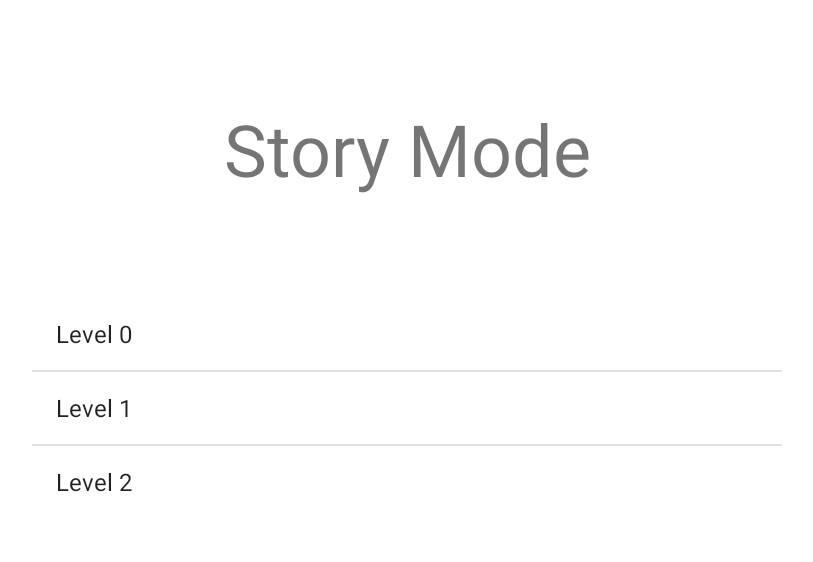
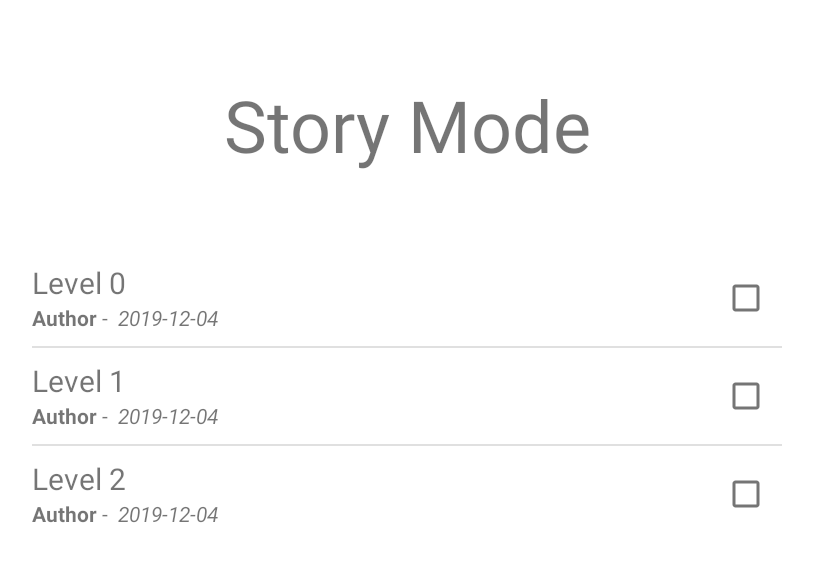
Before and after one commit to nassimerrahoui/MyRPG, an Android app: the LevelsActivity screen opened directly, with no data from a screen before it, on a phone screen of 824 x 412 dp (held sideways). Shown: the top 562 px of the screen, without its empty margins (211-1024 px from the left). Run offline under Robolectric (Android 15) with nearby library versions, the phone set to English and light mode, and no system bars.

Commit message:
ennemi action + level done

```diff
--- a/app/src/main/java/com/example/myrpg/Cell.java
+++ b/app/src/main/java/com/example/myrpg/Cell.java
@@ -61,17 +61,17 @@ public class Cell extends View {
                 myPaint.setStrokeWidth(10);
                 myPaint.setColor(Color.RED);
                 canvas.drawRect(x+10,y+10,x+cell_width-10,y+cell_height-10, myPaint);
-                canvas.drawBitmap(personnage.getBmp(), x + cell_width/4, y + cell_height/4, null);
+                canvas.drawBitmap(personnage.getBmp1(), x + cell_width/4, y + cell_height/4, null);
             } else if(personnage.hp < personnage.previousHp){
                 personnage.previousHp = personnage.hp;
                 if(personnage.hp == 0) {
                     //Log.i("PERSO NULL", "OK");
-                    personnage.getBmp().eraseColor(Color.TRANSPARENT);
+                    personnage.getBmp1().eraseColor(Color.TRANSPARENT);
                     personnage = null;
                 }
             } else {
                 //Log.i("PERSO HERE", "OK");
-                canvas.drawBitmap(personnage.getBmp(), x + cell_width/4, y + cell_height/4, null);
+                canvas.drawBitmap(personnage.getBmp1(), x + cell_width/4, y + cell_height/4, null);
             }
         } else {
             //Log.i("EMPTY CELL", "OK");
--- a/app/src/main/java/com/example/myrpg/LevelsActivity.java
+++ b/app/src/main/java/com/example/myrpg/LevelsActivity.java
@@ -2,12 +2,15 @@ package com.example.myrpg;
 
 import android.content.Intent;
 import android.os.Bundle;
+import android.util.Log;
 import android.view.View;
 import android.widget.AdapterView;
-import android.widget.ArrayAdapter;
 import android.widget.ListView;
 
 import androidx.appcompat.app.AppCompatActivity;
+
+import java.util.ArrayList;
+import java.util.List;
 
 public class LevelsActivity extends AppCompatActivity {
 
@@ -18,20 +21,23 @@ public class LevelsActivity extends AppCompatActivity {
         super.onCreate(savedInstanceState);
         setContentView(R.layout.level_screen);
 
-        levels = (ListView) findViewById(R.id.levels);
+        levels = findViewById(R.id.levels);
 
-        String items [] = new String[3];
+        int levelDone = getIntent().getIntExtra("level", -1);
+
+        List<LevelsItem> items = new ArrayList<>(3);
         for(int i=0; i < 3; i++) {
-            items[i] = "Level " + i;
+            items.add(new LevelsItem("Level " + i,levelDone == i));
         }
 
-        ArrayAdapter<String> levelsAdapater =
-                new ArrayAdapter<String>(this, android.R.layout.simple_list_item_1, items);
+        LevelsAdapter levelsAdapater = new LevelsAdapter(this, R.layout.level_item, items);
         levels.setAdapter(levelsAdapater);
+        levels.setItemsCanFocus(true);
 
         levels.setOnItemClickListener(new AdapterView.OnItemClickListener() {
             @Override
             public void onItemClick(AdapterView<?> parent, View view, int position, long id) {
+                Log.i("LISENER ITEM", "OK");
                 goLevel(position);
             }
         });
--- /dev/null
+++ b/app/src/main/java/com/example/myrpg/LevelsAdapter.java
@@ -0,0 +1,66 @@
+package com.example.myrpg;
+
+import android.content.Context;
+import android.view.LayoutInflater;
+import android.view.View;
+import android.view.ViewGroup;
+import android.widget.ArrayAdapter;
+import android.widget.CheckBox;
+import android.widget.TextView;
+
+import androidx.annotation.NonNull;
+import androidx.annotation.Nullable;
+
+import java.util.List;
+
+public class LevelsAdapter extends ArrayAdapter<LevelsItem> {
+
+    private final List<LevelsItem> objects;
+    private final int layoutResource;
+
+    class ViewHolder {
+        int position;
+        public TextView title;
+        public CheckBox checkbox;
+    }
+
+    public LevelsAdapter(@NonNull Context context, int resource, @NonNull List<LevelsItem> objects) {
+        super(context, resource, objects);
+        this.layoutResource = resource;
+        this.objects = objects;
+    }
+
+    public LevelsItem get(int position){
+        return objects.get(position);
+    }
+
+    @NonNull
+    @Override
+    public View getView(final int position, @Nullable View convertView, @NonNull ViewGroup parent) {
+        if (convertView == null){
+            convertView = createView();
+        }
+
+        final LevelsItem level = get(position);
+        ViewHolder holder = (ViewHolder) convertView.getTag();
+
+        holder.position = position;
+        holder.title.setText(level.title);
+
+        holder.checkbox.setChecked(level.checked);
+
+        return convertView;
+    }
+
+    private View createView(){
+        View convertView = LayoutInflater.from(getContext()).inflate(this.layoutResource, null);
+
+        final ViewHolder holder = new ViewHolder();
+        convertView.setTag(holder);
+
+        holder.title = convertView.findViewById(R.id.title_level);
+        holder.checkbox = convertView.findViewById(R.id.checkbox);
+
+        return convertView;
+    }
+}
--- /dev/null
+++ b/app/src/main/java/com/example/myrpg/LevelsItem.java
@@ -0,0 +1,15 @@
+package com.example.myrpg;
+
+public class LevelsItem {
+    public boolean checked;
+    public String title;
+
+    public LevelsItem(String title) {
+        this.checked = false;
+        this.title = title;
+    }
+    public LevelsItem(String title, boolean checked) {
+        this.checked = checked;
+        this.title = title;
+    }
+}
--- /dev/null
+++ b/app/src/main/res/layout/level_item.xml
@@ -0,0 +1,12 @@
+<?xml version="1.0" encoding="utf-8"?>
+<LinearLayout android:id="@+id/level_item" android:paddingBottom="8dp" android:paddingTop="8dp" android:gravity="center_vertical" android:layout_height="60dp" android:layout_width="match_parent" android:orientation="horizontal" xmlns:android="http://schemas.android.com/apk/res/android">
+    <LinearLayout android:layout_height="match_parent" android:layout_width="0dp" android:orientation="vertical" android:layout_weight="1" >
+        <TextView android:layout_height="wrap_content" android:layout_width="match_parent" android:id="@+id/title_level" android:textSize="20dp" android:text="Title"/>
+        <LinearLayout android:layout_height="wrap_content" android:layout_width="match_parent" android:orientation="horizontal">
+            <TextView android:layout_height="wrap_content" android:layout_width="wrap_content" android:id="@+id/author" android:text="Author" android:textStyle="bold"/>
+            <TextView android:layout_height="wrap_content" android:layout_width="wrap_content" android:text=" - "/>
+            <TextView android:layout_height="wrap_content" android:layout_width="wrap_content" android:id="@+id/date" android:text=" 2019-12-04" android:textStyle="italic"/>
+        </LinearLayout>
+    </LinearLayout>
+    <CheckBox android:focusable="false" android:clickable="false" android:layout_height="wrap_content" android:layout_width="wrap_content" android:src="@android:drawable/ic_input_add" android:id="@+id/checkbox"/>
+</LinearLayout>
```
Also changed, not shown: app/src/main/java/com/example/myrpg/GameEngine.java (+7 -0 lines), app/src/main/java/com/example/myrpg/GameView.java (+86 -14 lines), app/src/main/java/com/example/myrpg/Level0Activity.java (+9 -3 lines), app/src/main/java/com/example/myrpg/LevelFragment.java (+2 -21 lines), app/src/main/java/com/example/myrpg/Personnage.java (+9 -7 lines), app/src/main/res/drawable/incontrolable.gif (added), app/src/main/res/drawable/incontrolable_2.gif (added).
